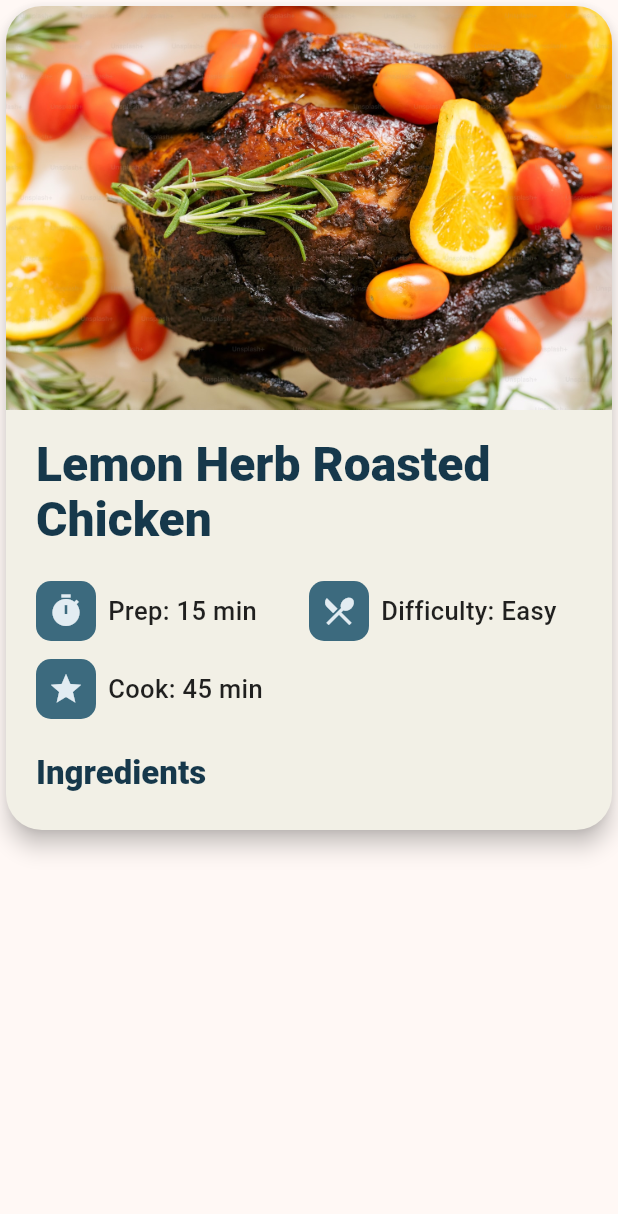
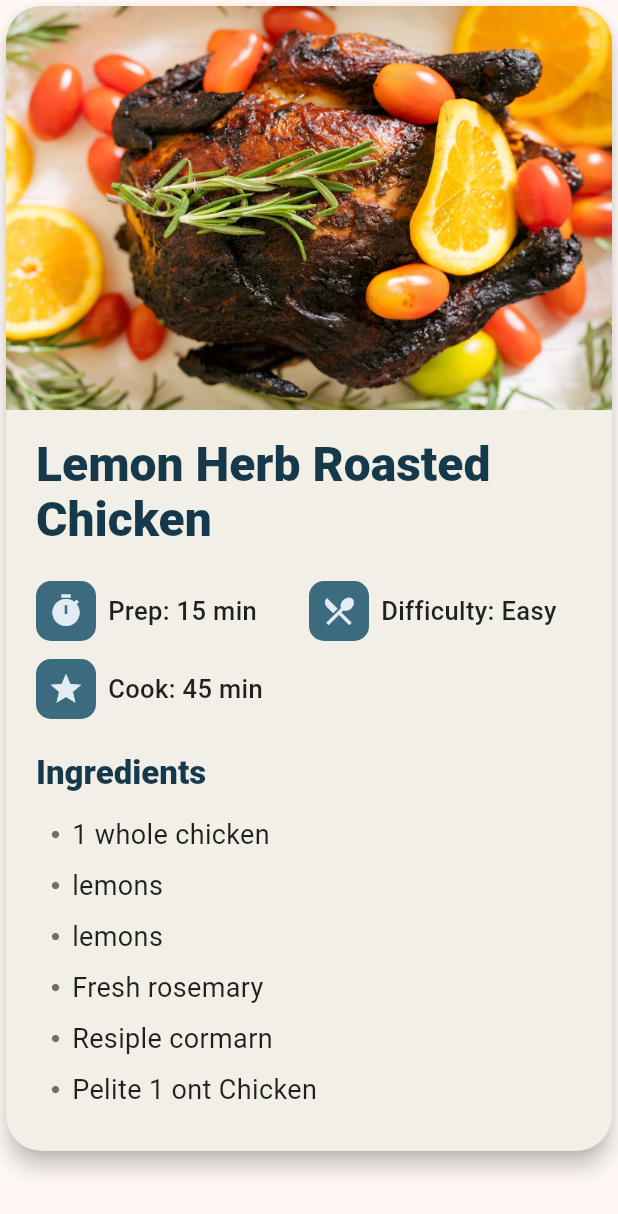
Before and after one commit to ahdzlee/flutter_spelec1b_2025, a Flutter app: the RecipeCard widget shown alone on an empty page, opened directly, on a phone screen of 412 x 824 dp. Shown: the top 1214 px of the screen. Run offline on Flutter 3.47's test engine with Material 3 defaults, Android fonts, the phone set to English and light mode, and no system bars.

Commit message:
add a BulletItem to display the list of ingredients

```diff
--- /dev/null
+++ b/lib/exer01/bullet_item.dart
@@ -0,0 +1,31 @@
+import 'package:flutter/material.dart';
+
+class BulletItem extends StatelessWidget {
+  const BulletItem({super.key, required this.text});
+
+  final String text;
+
+  @override
+  Widget build(BuildContext context) {
+    return Padding(
+      padding: const EdgeInsets.symmetric(vertical: 4),
+      child: Row(
+        mainAxisAlignment: MainAxisAlignment.start,
+        crossAxisAlignment: CrossAxisAlignment.center,
+        children: [
+          Padding(
+            padding: const EdgeInsets.only(left: 10),
+            child: const Icon(Icons.circle, size: 6, color: Colors.black54),
+          ),
+          const SizedBox(width: 8),
+          Expanded(
+            child: Text(
+              text,
+              style: TextStyle(color: Colors.black87, fontSize: 18),
+            ),
+          ),
+        ],
+      ),
+    );
+  }
+}
--- a/lib/exer01/recipe_card.dart
+++ b/lib/exer01/recipe_card.dart
@@ -1,5 +1,6 @@
 import 'package:flutter/material.dart';
 
+import 'bullet_item.dart';
 import 'info_pill.dart';
 
 class RecipeCard extends StatelessWidget {
@@ -76,6 +77,13 @@ class RecipeCard extends StatelessWidget {
                     fontWeight: FontWeight.w800,
                   ),
                 ),
+                const SizedBox(height: 10),
+                const BulletItem(text: '1 whole chicken'),
+                const BulletItem(text: 'lemons'),
+                const BulletItem(text: 'lemons'),
+                const BulletItem(text: 'Fresh rosemary'),
+                const BulletItem(text: 'Resiple cormarn'),
+                const BulletItem(text: 'Pelite 1 ont Chicken'),
               ],
             ),
           ),
```
